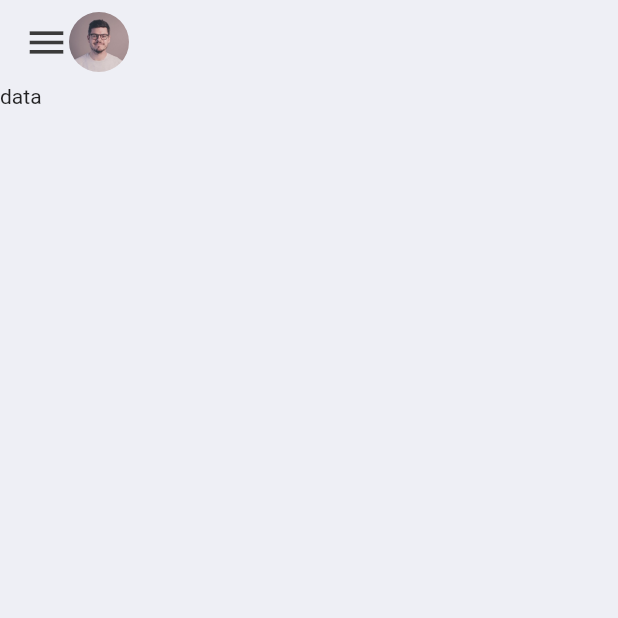
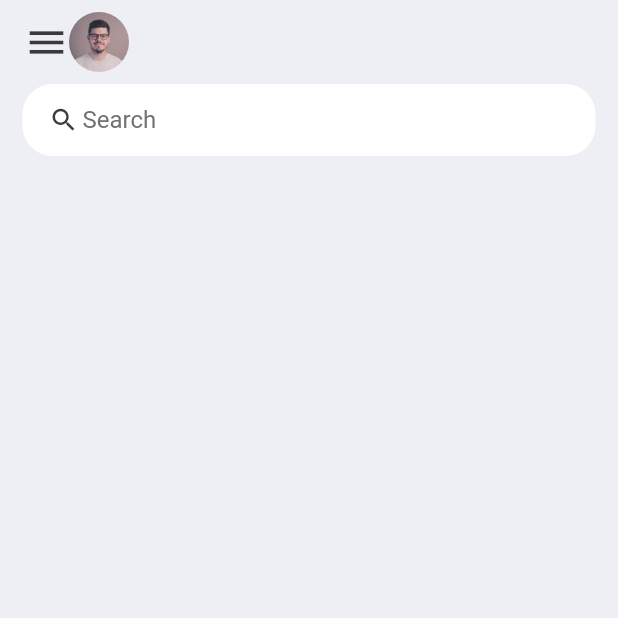
Before and after one commit to 0210shivam/todo_application, a Flutter app: the screen it shows after launch, on a phone screen of 412 x 824 dp, the top half of it. Run offline on Flutter 3.47's test engine with Material 2 defaults, Android fonts, the phone set to English and light mode, and no system bars.

Commit message:
search bar created

```diff
--- a/lib/screens/home.dart
+++ b/lib/screens/home.dart
@@ -7,10 +7,38 @@ class Home extends StatelessWidget {
   @override
   Widget build(BuildContext context) {
     return Scaffold(
-      backgroundColor: tdBGColor,
-      appBar: _buildAppBar(),
-      body: const Text('data'),
-    );
+        backgroundColor: tdBGColor,
+        appBar: _buildAppBar(),
+        body: Container(
+          padding: const EdgeInsets.symmetric(horizontal: 15),
+          child: Column(
+            children: [
+              Container(
+                padding: const EdgeInsets.symmetric(horizontal: 15),
+                decoration: BoxDecoration(
+                  color: Colors.white,
+                  borderRadius: BorderRadius.circular(20),
+                ),
+                child: const TextField(
+                  decoration: InputDecoration(
+                      contentPadding: EdgeInsets.all(0),
+                      prefixIcon: Icon(
+                        Icons.search,
+                        color: tdBlack,
+                        size: 20,
+                      ),
+                      prefixIconConstraints: BoxConstraints(
+                        maxHeight: 20,
+                        minWidth: 25,
+                      ),
+                      border: InputBorder.none,
+                      hintText: 'Search',
+                      hintStyle: TextStyle(color: tdGrey)),
+                ),
+              )
+            ],
+          ),
+        ));
   }
 
 // Extracted "Method" into _buildAppBar
```
